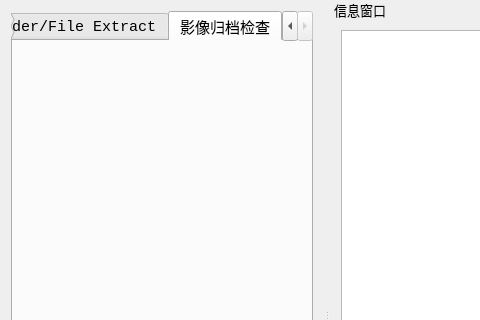
Above: ToolCollection/ToolCollection/fileextract.ui from JUBO1992/QtGuiApplication before the change; both pictures show x 0 to 480 and y 0 to 320 of the 630 by 638 pixel window. Below: the same form after it.
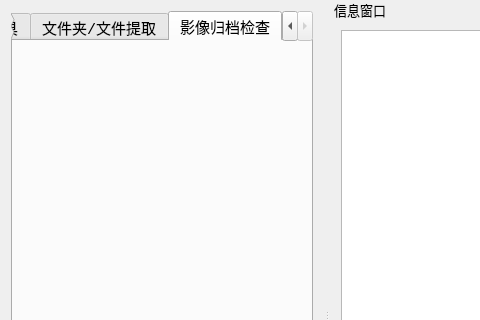
That is the form after the change. Icons and pictures are not drawn. Custom widgets are drawn as their Qt base class.

Diff of the .ui file:
```diff
--- a/ToolCollection/ToolCollection/fileextract.ui
+++ b/ToolCollection/ToolCollection/fileextract.ui
@@ -523,7 +523,7 @@
       </widget>
       <widget class="FileExtract2" name="tab_2">
        <attribute name="title">
-        <string>Folder/File Extract</string>
+        <string>文件夹/文件提取</string>
        </attribute>
        <layout class="QHBoxLayout" name="horizontalLayout_21"/>
       </widget>
```
